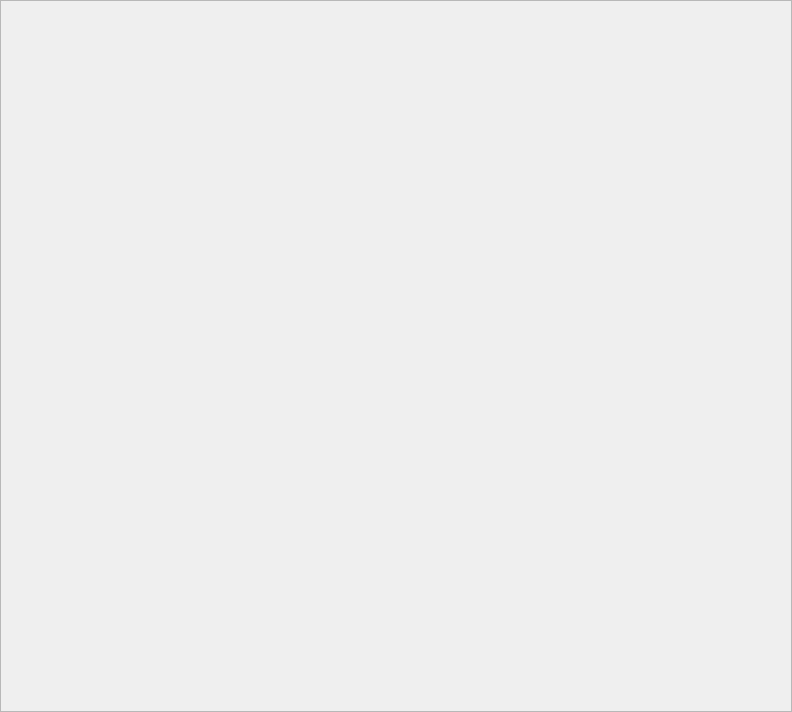
First picture: the form in src/display/qt/windows/ControlPanel.ui, repository mrehkopf/vcs, before the edit.
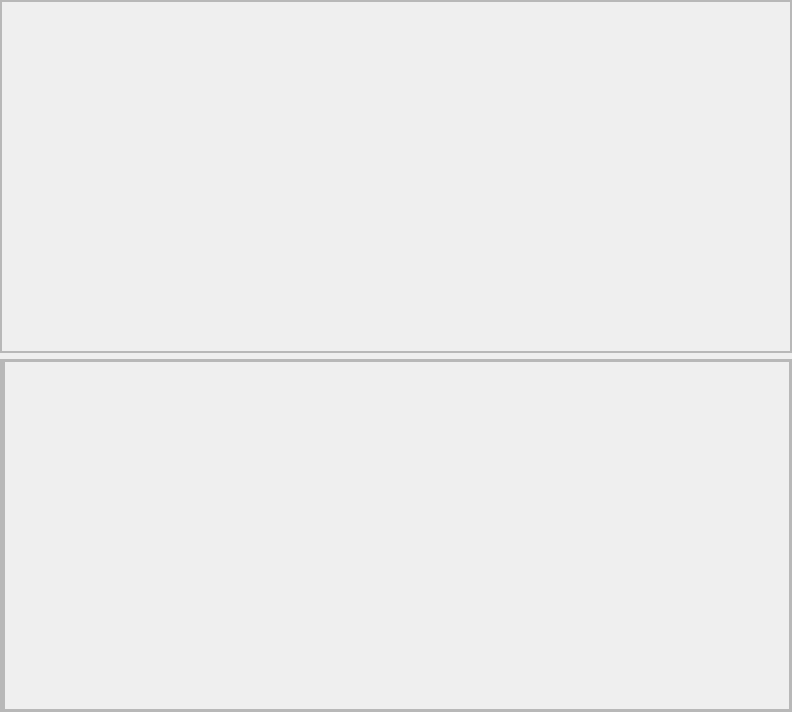
Second picture: the form after the edit.

Commit message: ui/control-panel: Add ability to split the view

The edit to the form file:
```diff
--- a/src/display/qt/windows/ControlPanel.ui
+++ b/src/display/qt/windows/ControlPanel.ui
@@ -13,6 +13,27 @@
   <property name="windowTitle">
    <string>Dialog</string>
   </property>
+  <layout class="QVBoxLayout" name="verticalLayout_4">
+   <property name="leftMargin">
+    <number>0</number>
+   </property>
+   <property name="topMargin">
+    <number>0</number>
+   </property>
+   <property name="rightMargin">
+    <number>0</number>
+   </property>
+   <property name="bottomMargin">
+    <number>0</number>
+   </property>
+   <item>
+    <widget class="QFrame" name="mainSection">
+     <property name="frameShape">
+      <enum>QFrame::StyledPanel</enum>
+     </property>
+     <property name="frameShadow">
+      <enum>QFrame::Raised</enum>
+     </property>
   <layout class="QHBoxLayout" name="horizontalLayout">
    <property name="spacing">
     <number>0</number>
@@ -102,11 +123,112 @@
           <rect>
            <x>0</x>
            <y>0</y>
-           <width>790</width>
-           <height>710</height>
+              <width>788</width>
+              <height>349</height>
           </rect>
          </property>
         </widget>
+          </widget>
+         </item>
+        </layout>
+       </widget>
+      </item>
+     </layout>
+    </widget>
+   </item>
+   <item>
+    <widget class="QFrame" name="splitSection">
+     <property name="frameShape">
+      <enum>QFrame::StyledPanel</enum>
+     </property>
+     <property name="frameShadow">
+      <enum>QFrame::Raised</enum>
+     </property>
+     <layout class="QHBoxLayout" name="horizontalLayout_2">
+      <property name="spacing">
+       <number>0</number>
+      </property>
+      <property name="leftMargin">
+       <number>0</number>
+      </property>
+      <property name="topMargin">
+       <number>0</number>
+      </property>
+      <property name="rightMargin">
+       <number>0</number>
+      </property>
+      <property name="bottomMargin">
+       <number>0</number>
+      </property>
+      <item>
+       <widget class="QFrame" name="buttonsContainer_2">
+        <property name="frameShape">
+         <enum>QFrame::StyledPanel</enum>
+        </property>
+        <property name="frameShadow">
+         <enum>QFrame::Raised</enum>
+        </property>
+        <layout class="QVBoxLayout" name="verticalLayout_5">
+         <property name="spacing">
+          <number>0</number>
+         </property>
+         <property name="leftMargin">
+          <number>0</number>
+         </property>
+         <property name="topMargin">
+          <number>0</number>
+         </property>
+         <property name="rightMargin">
+          <number>0</number>
+         </property>
+         <property name="bottomMargin">
+          <number>0</number>
+         </property>
+        </layout>
+       </widget>
+      </item>
+      <item>
+       <widget class="QFrame" name="contentContainer_2">
+        <property name="frameShape">
+         <enum>QFrame::StyledPanel</enum>
+        </property>
+        <property name="frameShadow">
+         <enum>QFrame::Raised</enum>
+        </property>
+        <layout class="QVBoxLayout" name="verticalLayout_3">
+         <property name="spacing">
+          <number>0</number>
+         </property>
+         <property name="leftMargin">
+          <number>0</number>
+         </property>
+         <property name="topMargin">
+          <number>0</number>
+         </property>
+         <property name="rightMargin">
+          <number>0</number>
+         </property>
+         <property name="bottomMargin">
+          <number>0</number>
+         </property>
+         <item>
+          <widget class="QScrollArea" name="scrollArea_2">
+           <property name="widgetResizable">
+            <bool>true</bool>
+           </property>
+           <widget class="QWidget" name="scrollAreaWidgetContents_2">
+            <property name="geometry">
+             <rect>
+              <x>0</x>
+              <y>0</y>
+              <width>784</width>
+              <height>347</height>
+             </rect>
+            </property>
+           </widget>
+          </widget>
+         </item>
+        </layout>
        </widget>
       </item>
      </layout>
```
Left out of the diff: 2 changed lines with no effect on the pictures. Lines whose indentation alone changed are shown as unchanged. The commit also changes 5 other files.
